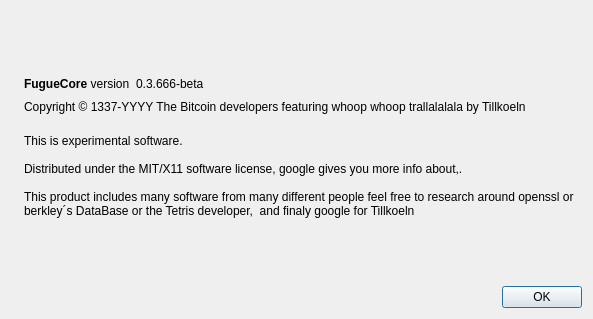
This is src/qt/forms/aboutdialog.ui in Tillkoeln/Tillkoelns-World-Domination-Machine as Qt 5 draws it before an edit. The edited form follows.
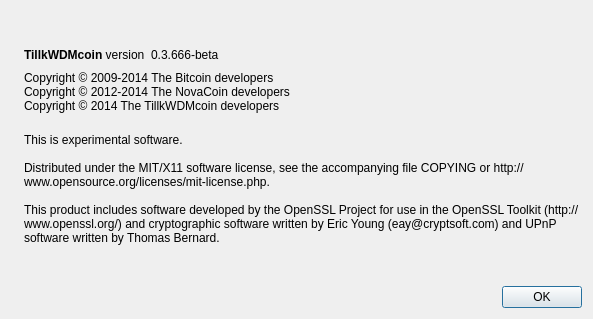
This is the edited form. Icons and pictures are not drawn.

Diff of the .ui file:
```diff
--- a/src/qt/forms/aboutdialog.ui
+++ b/src/qt/forms/aboutdialog.ui
@@ -50,7 +50,7 @@
           <cursorShape>IBeamCursor</cursorShape>
          </property>
          <property name="text">
-          <string>&lt;b&gt;FugueCore&lt;/b&gt; version</string>
+          <string>&lt;b&gt;TillkWDMcoin&lt;/b&gt; version</string>
          </property>
          <property name="textInteractionFlags">
           <set>Qt::LinksAccessibleByMouse|Qt::TextSelectableByKeyboard|Qt::TextSelectableByMouse</set>
@@ -91,10 +91,9 @@
         <cursorShape>IBeamCursor</cursorShape>
        </property>
        <property name="text">
-        <string notr="true">Copyright &amp;copy; 1337-YYYY The Bitcoin developers featuring whoop whoop trallalalala by Tillkoeln</string>
-       </property>
-       <property name="textFormat">
-        <enum>Qt::RichText</enum>
+        <string>Copyright © 2009-2014 The Bitcoin developers
+Copyright © 2012-2014 The NovaCoin developers
+Copyright © 2014 The TillkWDMcoin developers</string>
        </property>
        <property name="textInteractionFlags">
         <set>Qt::LinksAccessibleByMouse|Qt::TextSelectableByKeyboard|Qt::TextSelectableByMouse</set>
@@ -110,9 +109,9 @@
         <string>
 This is experimental software.
 
-Distributed under the MIT/X11 software license, google gives you more info about,.
+Distributed under the MIT/X11 software license, see the accompanying file COPYING or http://www.opensource.org/licenses/mit-license.php.
 
-This product includes many software from many different people feel free to research around openssl or berkley´s DataBase or the Tetris developer,  and finaly google for Tillkoeln</string>
+This product includes software developed by the OpenSSL Project for use in the OpenSSL Toolkit (http://www.openssl.org/) and cryptographic software written by Eric Young (eay@cryptsoft.com) and UPnP software written by Thomas Bernard.</string>
        </property>
        <property name="wordWrap">
         <bool>true</bool>
```
Left out of the diff: 2 changed lines with no effect on the pictures.
